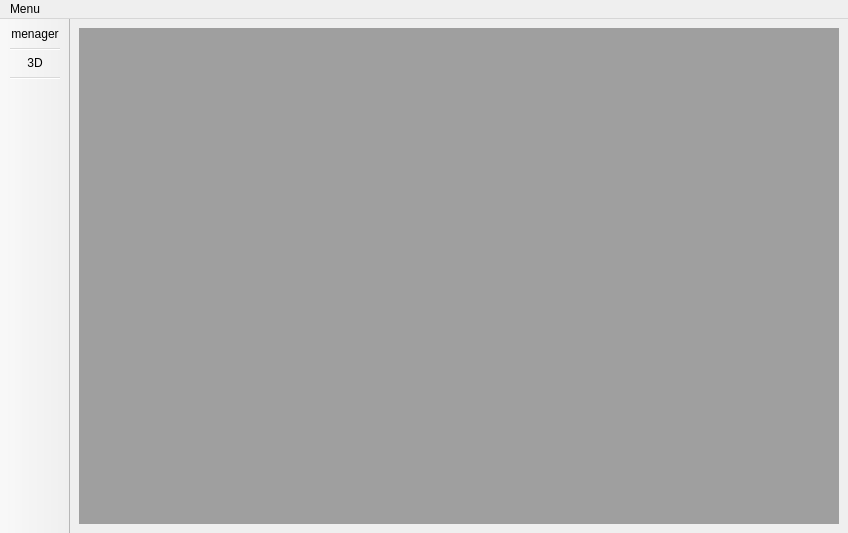
First picture: the form in final/OneView2/forms/mainwindow.ui, repository lee-jonggu/STL_3D_Viewer, before the edit.
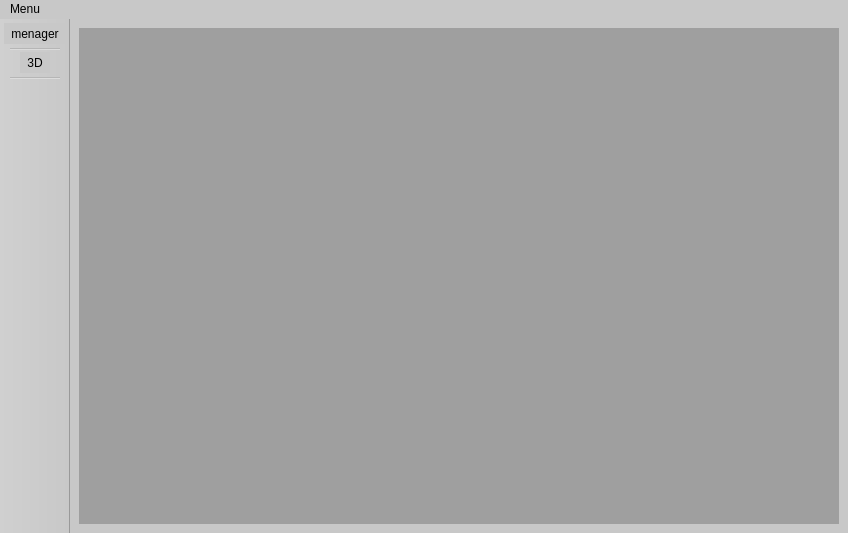
Second picture: the form after the edit. Icons and pictures are not drawn.

Diff of the .ui file:
```diff
--- a/final/OneView2/forms/mainwindow.ui
+++ b/final/OneView2/forms/mainwindow.ui
@@ -14,9 +14,14 @@
    <string>One View</string>
   </property>
   <property name="styleSheet">
-   <string notr="true">QMdiArea
+   <string notr="true">QMainWindow
 {
-	backgroub-color:rgb(200,200,200);
+	background : rgb(200,200,200);
+}
+
+QWidget
+{
+	background : rgb(200,200,200);
 }</string>
   </property>
   <widget class="QWidget" name="centralwidget">
@@ -65,7 +70,7 @@
     <string>toolBar</string>
    </property>
    <property name="autoFillBackground">
-    <bool>true</bool>
+    <bool>false</bool>
    </property>
    <property name="movable">
     <bool>false</bool>
```
Left out of the diff: 7 changed lines with no effect on the pictures.
